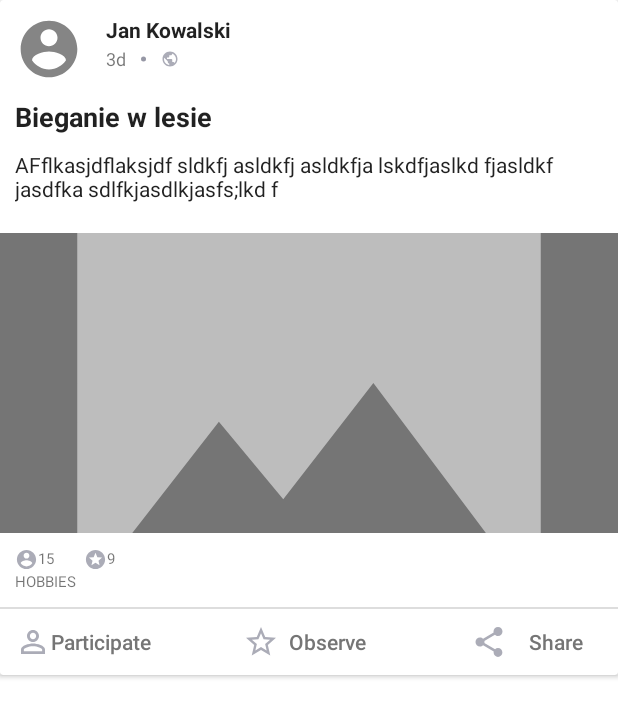
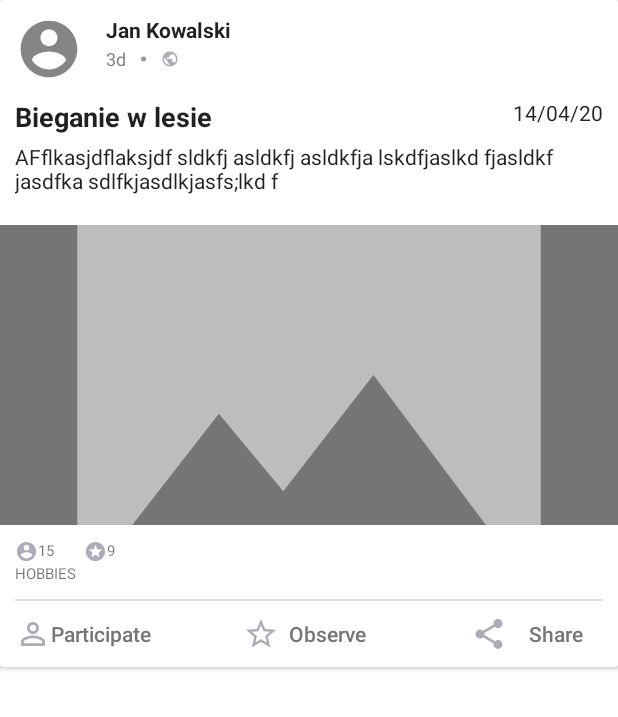
Before and after one commit to krzysztofkub/duder-android-app, an Android app: the layout event_list_item.xml on its own in the app's theme, with its tools: preview values and no code run, on a phone screen of 412 x 824 dp. Shown: the top 717 px of the screen. Run offline under Robolectric (Android 15) with nearby library versions, the phone set to English and light mode, and no system bars; network calls fail.

Commit message:
added starting date to event item

```diff
--- a/app/src/main/java/org/duder/view/adapter/EventListAdapter.java
+++ b/app/src/main/java/org/duder/view/adapter/EventListAdapter.java
@@ -21,6 +21,7 @@ import java.text.SimpleDateFormat;
 import java.util.ArrayList;
 import java.util.Collections;
 import java.util.Comparator;
+import java.util.Date;
 import java.util.List;
 import java.util.Set;
 import java.util.function.Consumer;
@@ -90,6 +91,7 @@ public class EventListAdapter extends RecyclerView.Adapter<EventListAdapter.View
         private TextView participants_num_text;
         private TextView observers_num_text;
         private TextView hobbies_text;
+        private TextView starting_date_text;
 
         public ViewHolder(@NonNull View itemView) {
             super(itemView);
@@ -102,13 +104,14 @@ public class EventListAdapter extends RecyclerView.Adapter<EventListAdapter.View
             participants_num_text = itemView.findViewById(R.id.participants_number_text);
             observers_num_text = itemView.findViewById(R.id.observers_number_text);
             hobbies_text = itemView.findViewById(R.id.hobbies_text);
+            starting_date_text = itemView.findViewById(R.id.starting_date_text);
         }
 
         private void bind(EventPreview event, Consumer<EventItem> consumer) {
             event_image.setVisibility(View.GONE);
+            setupImage(event.getImageUrl(), event_image, R.drawable.ic_image_24dp);
             if (event.getImageUrl() != null) {
                 event_image.setVisibility(View.VISIBLE);
-                setupImage(event.getImageUrl(), event_image, R.drawable.ic_image_24dp);
             }
             setupImage(event.getHost().getImageUrl(), profile_image, R.drawable.profile);
             nickname_text.setText(event.getHost().getNickname());
@@ -118,8 +121,9 @@ public class EventListAdapter extends RecyclerView.Adapter<EventListAdapter.View
             participants_num_text.setText(String.valueOf(event.getNumberOfParticipants()));
             observers_num_text.setText("0");
             hobbies_text.setText(setHobbies(event.getHobbies()));
+            starting_date_text.setText(simpleDateFormat.format(new Date(event.getTimestamp())));
 
-            itemView.setOnClickListener((v) -> consumer.accept(new EventItem(profile_image, event)));
+            itemView.setOnClickListener(v -> consumer.accept(new EventItem(profile_image, event)));
         }
 
         private String setHobbies(Set<HobbyName> hobbies) {
@@ -136,6 +140,7 @@ public class EventListAdapter extends RecyclerView.Adapter<EventListAdapter.View
                     .cancelRequest(imageView);
             imageView.setImageResource(drawable);
 
+            if (imageUrl != null) {
                 Picasso
                         .get()
                         .load(imageUrl)
@@ -143,6 +148,7 @@ public class EventListAdapter extends RecyclerView.Adapter<EventListAdapter.View
                         .fit()
                         .centerCrop()
                         .into(imageView);
+            }
         }
 
         private String getShortenText(String description) {
--- a/app/src/main/res/layout/event_list_item.xml
+++ b/app/src/main/res/layout/event_list_item.xml
@@ -4,7 +4,7 @@
     android:id="@+id/card_view"
     android:layout_width="match_parent"
     android:layout_height="wrap_content"
-    android:layout_marginBottom="10dp">
+    android:layout_marginBottom="50dp">
 
     <RelativeLayout
         android:layout_width="match_parent"
@@ -90,11 +90,22 @@
                     tools:text="Bieganie w lesie" />
 
                 <TextView
+                    android:id="@+id/starting_date_text"
+                    style="@style/TextAppearance.AppCompat.Headline"
+                    android:layout_width="wrap_content"
+                    android:layout_height="wrap_content"
+                    android:layout_below="@+id/view_profile"
+                    android:layout_alignParentEnd="true"
+                    android:layout_marginTop="@dimen/loginFormMargin"
+                    android:textSize="@dimen/body_text_size_medium_small"
+                    tools:text="14/04/20" />
+
+                <TextView
                     android:id="@+id/description_text"
                     style="@style/TextAppearance.AppCompat.Body1"
                     android:layout_width="wrap_content"
                     android:layout_height="wrap_content"
-                    android:layout_below="@+id/title_text"
+                    android:layout_below="@+id/starting_date_text"
                     android:layout_alignParentStart="true"
                     android:layout_marginTop="@dimen/loginFormMargin"
                     android:textSize="@dimen/body_text_size_medium_small"
@@ -166,6 +177,7 @@
             android:layout_width="match_parent"
             android:layout_height="1dp"
             android:layout_marginBottom="10dp"
+            android:layout_marginHorizontal="@dimen/loginFormMargin"
             android:background="@color/lighter_gray"
             android:layout_below="@id/event_metadata_view" />
 
```
Lines whose indentation alone changed are shown as unchanged.
